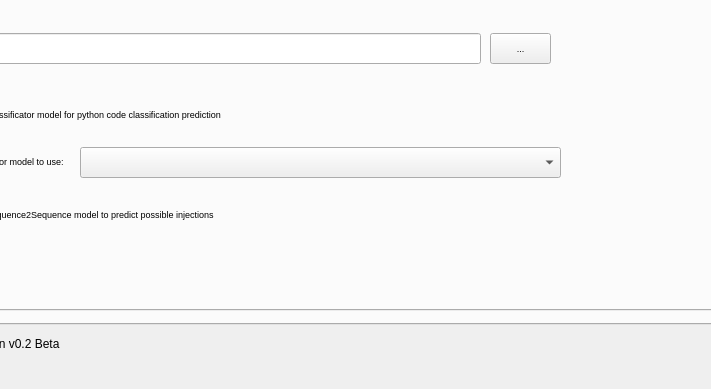
Above: VAITP GUI/vaitp/vaitp.ui from netpack/vaitp before the change; both pictures show x 324 to 1035 and y 255 to 644 of the 1326 by 644 pixel window. Below: the same form after it.
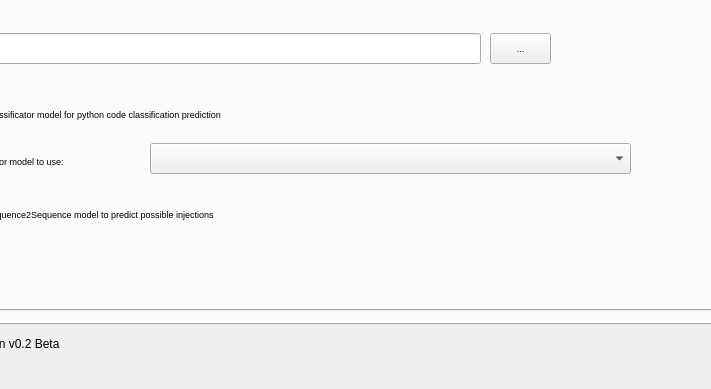
That is the form after the change. The open tabs and pages were chosen to show the change. Icons and pictures are not drawn.

Diff of the .ui file:
```diff
--- a/VAITP GUI/vaitp/vaitp.ui
+++ b/VAITP GUI/vaitp/vaitp.ui
@@ -903,8 +903,8 @@
        <widget class="QComboBox" name="comboBox_vaitp_ai_classificator">
         <property name="geometry">
          <rect>
-          <x>390</x>
-          <y>324</y>
+          <x>460</x>
+          <y>320</y>
           <width>481</width>
           <height>31</height>
          </rect>
```
Left out of the diff: 4 changed lines with no effect on the pictures.
